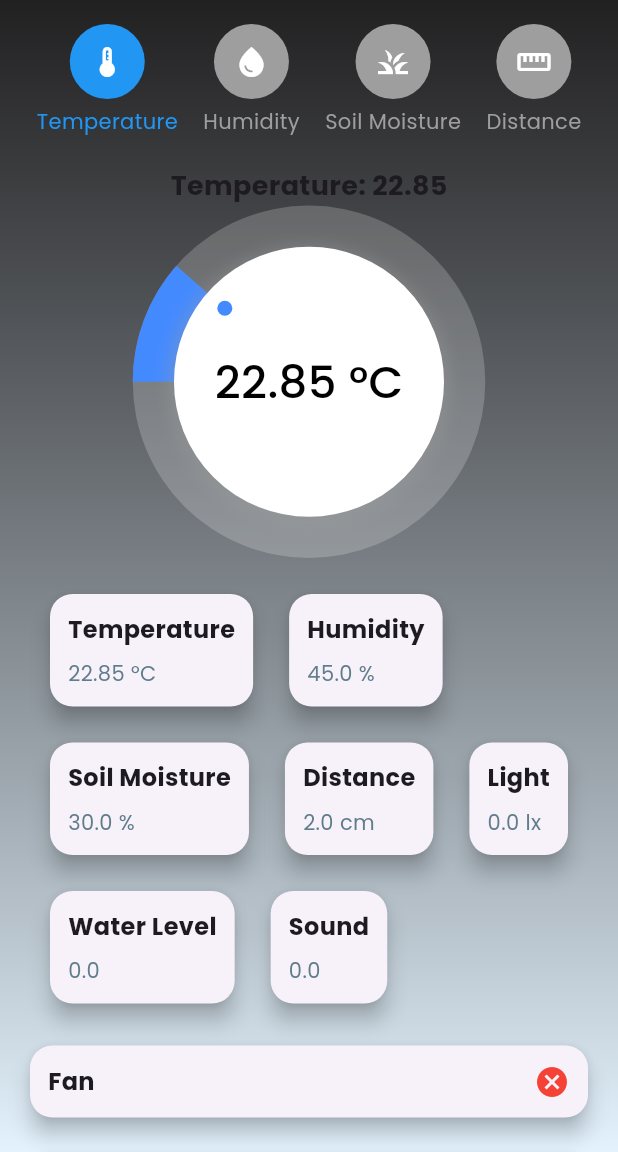
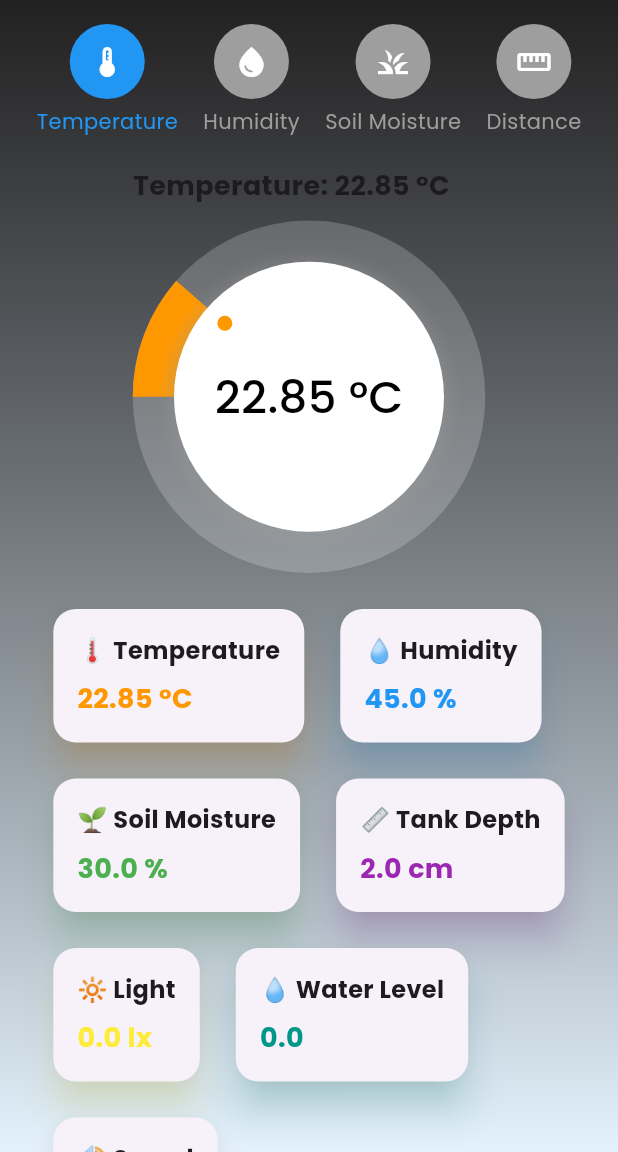
Before and after one commit to Annguyn/smart-farm-mobile-app, a Flutter app: the screen it shows after launch, after a tap on "Control Panel", after a tap on "Smart water pump", on a phone screen of 412 x 824 dp, the part 84-1236 px from its top. Run offline on Flutter 3.47's test engine with Material 3 defaults, Android fonts, the phone set to English and light mode, and no system bars; drawn by our look-alikes of sleek_circular_slider; our stand-ins replace fl_chart, flutter_local_notifications, flutter_svg, image_picker, multicast_dns, shared_preferences; missing offline and left inert: flutter_mjpeg; network calls fail.

```diff
--- a/lib/pages/control_panel/control_page.dart
+++ b/lib/pages/control_panel/control_page.dart
@@ -84,7 +84,7 @@ class _ControlPageState extends State<ControlPage> with SingleTickerProviderStat
   Widget build(BuildContext context) {
     return Scaffold(
       appBar: AppBar(
-        title: Text('Control Panel'),
+        title: Text('Control Panel', style: TextStyle(fontWeight: FontWeight.bold)),
         flexibleSpace: Container(
           decoration: BoxDecoration(
             gradient: LinearGradient(
@@ -104,6 +104,7 @@ class _ControlPageState extends State<ControlPage> with SingleTickerProviderStat
               label: 'Curtain',
               color: Colors.orange,
               status: isCurtainOpen ? "Open" : "Closed",
+              isActive: isCurtainOpen,
               child: Switch(
                 value: isCurtainOpen,
                 onChanged: isAutomaticCurtain || isCurtainInProgress
@@ -132,6 +133,7 @@ class _ControlPageState extends State<ControlPage> with SingleTickerProviderStat
               label: 'Fan Speed',
               color: Colors.blue,
               status: '${fanSpeed.round()}',
+              isActive: fanSpeed > 0,
               child: Slider(
                 value: fanSpeed,
                 min: 0,
@@ -146,6 +148,7 @@ class _ControlPageState extends State<ControlPage> with SingleTickerProviderStat
               label: 'Pump',
               color: Colors.green,
               status: isPumpOn ? "On" : "Off",
+              isActive: isPumpOn,
               child: Switch(
                 value: isPumpOn,
                 onChanged: isAutomaticPump
@@ -166,6 +169,7 @@ class _ControlPageState extends State<ControlPage> with SingleTickerProviderStat
               label: 'Light',
               color: Colors.yellow,
               status: isLightOn ? "On" : "Off",
+              isActive: isLightOn,
               child: Switch(
                 value: isLightOn,
                 onChanged: isAutomaticLight
@@ -221,16 +225,20 @@ class _ControlPageState extends State<ControlPage> with SingleTickerProviderStat
     required String label,
     required Color color,
     required String status,
+    required bool isActive,
     required Widget child,
   }) {
     return Card(
       margin: const EdgeInsets.symmetric(vertical: 10),
       shape: RoundedRectangleBorder(borderRadius: BorderRadius.circular(16)),
-      elevation: 6,
-      child: Container(
+      elevation: 10,
+      child: AnimatedContainer(
+        duration: Duration(milliseconds: 300),
         decoration: BoxDecoration(
           gradient: LinearGradient(
-            colors: [color.withOpacity(0.3), color],
+            colors: isActive
+                ? [color.withOpacity(0.7), color]
+                : [Colors.grey.withOpacity(0.4), Colors.grey],
             begin: Alignment.topLeft,
             end: Alignment.bottomRight,
           ),
@@ -240,7 +248,7 @@ class _ControlPageState extends State<ControlPage> with SingleTickerProviderStat
           padding: const EdgeInsets.all(16.0),
           child: Row(
             children: [
-              Icon(icon, size: 50, color: Colors.white),
+              Icon(icon, size: 50, color: isActive ? Colors.white : Colors.black38),
               SizedBox(width: 20),
               Expanded(
                 child: Column(
@@ -249,15 +257,15 @@ class _ControlPageState extends State<ControlPage> with SingleTickerProviderStat
                     Text(
                       label,
                       style: TextStyle(
-                        fontSize: 20,
+                        fontSize: 22,
                         fontWeight: FontWeight.bold,
-                        color: Colors.white,
+                        color: isActive ? Colors.white : Colors.black38,
                       ),
                     ),
                     SizedBox(height: 5),
                     Text(
                       'Status: $status',
-                      style: TextStyle(fontSize: 16, color: Colors.white70),
+                      style: TextStyle(fontSize: 18, color: isActive ? Colors.white70 : Colors.black38),
                     ),
                     SizedBox(height: 10),
                     child,
--- a/lib/pages/control_panel/sensor_data.dart
+++ b/lib/pages/control_panel/sensor_data.dart
@@ -231,23 +231,43 @@ class _ControlPanelPageState extends State<ControlPanelPage> {
 
   Widget slider() {
     return Column(
+      crossAxisAlignment: CrossAxisAlignment.start,
       children: [
         Text(
-          '${_getOptionLabel(option)}: ${_getSensorValue(option)}',
+          '${_getOptionLabel(option)}: ${_getSensorValue(option)} ${_getUnit(option)}',
           style: TextStyle(fontSize: 18, fontWeight: FontWeight.bold),
         ),
+        const SizedBox(height: 10),
         SliderWidget(
           progressVal: normalize(_getSensorValue(option), 0, 100),
-          color: Colors.blueAccent,
+          color: _getOptionColor(option),
           unit: _getUnit(option),
           realValue: _getSensorValue(option),
           onChange: (value) {
-            setState(() {});
+            setState(() {
+              // Update value if needed
+            });
           },
         ),
       ],
     );
   }
+
+  Color _getOptionColor(Options opt) {
+    switch (opt) {
+      case Options.temperature:
+        return Colors.orange;
+      case Options.humidity:
+        return Colors.blue;
+      case Options.soilMoisture:
+        return Colors.green;
+      case Options.distance:
+        return Colors.purple;
+      default:
+        return Colors.grey;
+    }
+  }
+
 
   double _getSensorValue(Options opt) {
     switch (opt) {
@@ -284,29 +304,33 @@ class _ControlPanelPageState extends State<ControlPanelPage> {
       spacing: 16,
       runSpacing: 16,
       children: [
-        sensorCard('Temperature', '$temp °C'),
-        sensorCard('Humidity', '$humidity %'),
-        sensorCard('Soil Moisture', '$soilMoisture %'),
-        sensorCard('Distance', '$distance cm'),
-        sensorCard('Light', '$light lx'),
-        sensorCard('Water Level', '$waterLevelStatus'),
-        sensorCard('Sound', '$soundStatus'), // Update to display numeric value
+        sensorCard('🌡️ Temperature', '$temp °C', Colors.orange),
+        sensorCard('💧 Humidity', '$humidity %', Colors.blue),
+        sensorCard('🌱 Soil Moisture', '$soilMoisture %', Colors.green),
+        sensorCard('📏 Tank Depth', '$distance cm', Colors.purple),
+        sensorCard('🔆 Light', '$light lx', Colors.yellow),
+        sensorCard('💧 Water Level', '$waterLevelStatus', Colors.teal),
+        sensorCard('🔊 Sound', '$soundStatus', Colors.red),
       ],
     );
   }
 
-  Widget sensorCard(String title, String value) {
+  Widget sensorCard(String title, String value, Color color) {
     return Card(
       shape: RoundedRectangleBorder(borderRadius: BorderRadius.circular(15)),
-      elevation: 6,
+      elevation: 10,
+      shadowColor: color.withOpacity(0.4),
       child: Padding(
-        padding: const EdgeInsets.all(12.0),
+        padding: const EdgeInsets.all(16.0),
         child: Column(
           crossAxisAlignment: CrossAxisAlignment.start,
           children: [
             Text(title, style: TextStyle(fontSize: 16, fontWeight: FontWeight.bold)),
             const SizedBox(height: 8),
-            Text(value, style: TextStyle(fontSize: 14, color: Colors.blueGrey)),
+            Text(
+              value,
+              style: TextStyle(fontSize: 18, fontWeight: FontWeight.bold, color: color),
+            ),
           ],
         ),
       ),
@@ -318,33 +342,34 @@ class _ControlPanelPageState extends State<ControlPanelPage> {
       spacing: 16,
       runSpacing: 16,
       children: [
-        statusCard('Fan', fanStatus),
-        statusCard('Pump', pumpStatus),
-        statusCard('Curtain', curtainStatus),
-        statusCard('Automatic Fan', automaticFan),
-        statusCard('Automatic Pump', automaticPump),
-        statusCard('Automatic Curtain', automaticCurtain),
+        statusCard('Fan', fanStatus, Colors.green),
+        statusCard('Pump', pumpStatus, Colors.teal),
+        statusCard('Curtain', curtainStatus, Colors.orange),
+        statusCard('Auto Fan', automaticFan, Colors.purple),
+        statusCard('Auto Pump', automaticPump, Colors.blue),
+        statusCard('Auto Curtain', automaticCurtain, Colors.yellow),
       ],
     );
   }
 
-  Widget statusCard(String title, dynamic status) {
+  Widget statusCard(String title, bool status, Color color) {
     return Card(
       shape: RoundedRectangleBorder(borderRadius: BorderRadius.circular(15)),
-      elevation: 6,
-      child: Padding(
-        padding: const EdgeInsets.all(12.0),
-        child: Row(
-          mainAxisAlignment: MainAxisAlignment.spaceBetween,
-          children: [
-            Text(title, style: TextStyle(fontSize: 16, fontWeight: FontWeight.bold)),
-            status is bool
-                ? Icon(
-              status ? Icons.check_circle : Icons.cancel,
-              color: status ? Colors.green : Colors.red,
-            )
-                : Text(status.toString(), style: TextStyle(fontSize: 14, color: Colors.blueGrey)), // Display numeric value
-          ],
+      elevation: 8,
+      shadowColor: color.withOpacity(0.4),
+      child: ListTile(
+        leading: Icon(
+          status ? Icons.check_circle : Icons.cancel,
+          color: status ? color : Colors.red,
+          size: 30,
+        ),
+        title: Text(
+          title,
+          style: TextStyle(fontSize: 16, fontWeight: FontWeight.bold),
+        ),
+        trailing: Text(
+          status ? 'ON' : 'OFF',
+          style: TextStyle(fontSize: 14, fontWeight: FontWeight.bold, color: status ? color : Colors.red),
         ),
       ),
     );
--- a/lib/pages/home/home_page.dart
+++ b/lib/pages/home/home_page.dart
@@ -170,7 +170,7 @@ class _HomePageState extends State<HomePage> {
                   crossAxisAlignment: CrossAxisAlignment.center,
                   children: const [
                     Text(
-                      "Hi, Xuân An",
+                      "Dashboard",
                       style: TextStyle(
                           fontSize: 28,
                           color: Colors.black,
@@ -210,7 +210,7 @@ class _HomePageState extends State<HomePage> {
                                 crossAxisAlignment: CrossAxisAlignment.start,
                                 children: const [
                                   Text(
-                                    "A total of 4 devices",
+                                    "Welcome back",
                                     style: TextStyle(
                                         fontSize: 15,
                                         color: Colors.grey,
@@ -250,7 +250,7 @@ class _HomePageState extends State<HomePage> {
                                 bool isInteractive = devices[index].name != 'Statistics' &&
                                     devices[index].name != 'About us' && devices[index].name != 'Settings'
                                     && devices[index].name != 'Control Panel' && devices[index].name != 'Smart Sensor'
-                                    && devices[index].name != 'Smart Camera';
+                                    && devices[index].name != 'Smart camera';
 
                                 return Devices(
                                   name: devices[index].name,
--- a/pubspec.yaml
+++ b/pubspec.yaml
@@ -15,6 +15,7 @@ dependencies:
     sdk: flutter
   http: ^0.13.3
   video_player: ^2.2.10
+  image_picker: ^0.8.4+4
   multicast_dns: ^0.3.0
   fl_chart: ^0.69.0
   flutter_mjpeg: ^2.0.4
```
Also changed, not shown: lib/pages/about_us/about_us_page.dart (+53 -39 lines), lib/pages/camera_control/camera_control_page.dart (+84 -2 lines), pubspec.lock.
